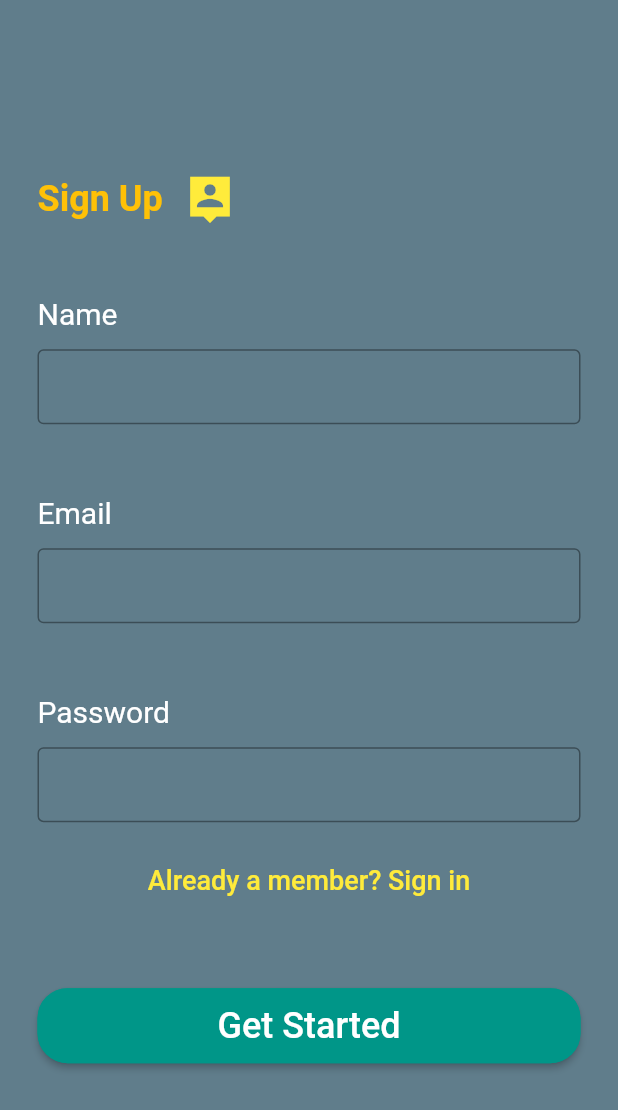
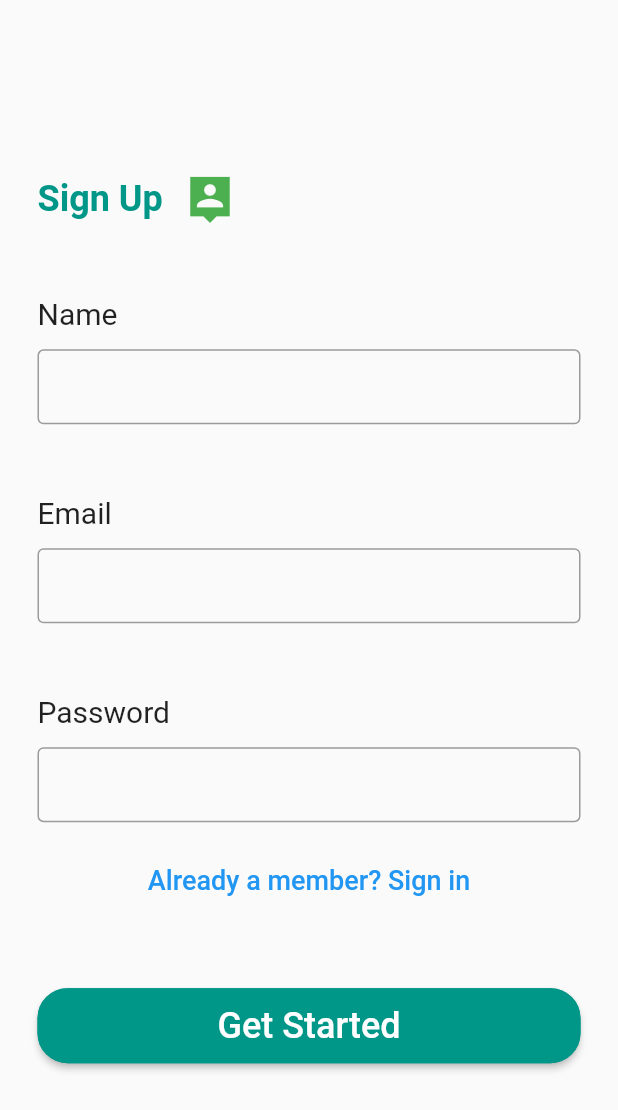
Before and after one commit to vishalsharma0657/Medicino, a Flutter app: the screen it shows after launch, on a phone screen of 412 x 824 dp. Shown: the top 1110 px of the screen. Run offline on Flutter 3.47's test engine with Material 2 defaults, Android fonts, the phone set to English and light mode, and no system bars.

Commit message:
Changed theme and color of app

```diff
--- a/lib/Authentication/input_field.dart
+++ b/lib/Authentication/input_field.dart
@@ -23,11 +23,13 @@ class InputField extends StatelessWidget {
           height: 50.0,
           child: TextFormField(
             obscureText: pswd == true,
-            style: const TextStyle(fontSize: 18, color: Colors.white),
+            style: const TextStyle(
+              fontSize: 18,
+            ),
             decoration: const InputDecoration(
               focusedBorder: OutlineInputBorder(
                 borderSide: BorderSide(
-                  color: Colors.yellow,
+                  color: Colors.blue,
                 ),
               ),
               border: OutlineInputBorder(
--- a/lib/Authentication/signup_page.dart
+++ b/lib/Authentication/signup_page.dart
@@ -22,7 +22,7 @@ class SignupPage extends StatelessWidget {
         // ),
         padding: const EdgeInsets.fromLTRB(25.0, 0.0, 25.0, 0),
         // color: const Color.fromRGBO(242, 242, 242, 1),
-        color: Colors.blueGrey,
+        // color: Colors.blueGrey,
         child: Column(
           mainAxisAlignment: MainAxisAlignment.spaceEvenly,
           children: [
@@ -37,7 +37,7 @@ class SignupPage extends StatelessWidget {
                 Text(
                   'Sign Up',
                   style: TextStyle(
-                      color: Colors.amber,
+                      color: Colors.teal,
                       fontSize: 24.0,
                       fontWeight: FontWeight.bold),
                 ),
@@ -47,7 +47,7 @@ class SignupPage extends StatelessWidget {
                 Icon(
                   Icons.person_pin_sharp,
                   size: 35.0,
-                  color: Colors.yellow,
+                  color: Colors.green,
                 ),
               ],
             ),
@@ -69,7 +69,7 @@ class SignupPage extends StatelessWidget {
                   },
                   child: const Text(
                     'Already a member? Sign in',
-                    style: TextStyle(fontSize: 18.0, color: Colors.yellow),
+                    style: TextStyle(fontSize: 18.0, color: Colors.blue),
                   ),
                 ),
               ],
--- a/lib/main.dart
+++ b/lib/main.dart
@@ -11,20 +11,20 @@ class MyApp extends StatelessWidget {
   // This widget is the root of your application.
   @override
   Widget build(BuildContext context) {
-    return MaterialApp(
+    return const MaterialApp(
       title: 'Medicino',
       // theme: ThemeData.dark(),
-      theme: ThemeData(
-        textTheme: const TextTheme(
-          bodyText1: TextStyle(),
-          bodyText2: TextStyle(),
-        ).apply(
-          bodyColor: Colors.white,
-          displayColor: Colors.red,
-        ),
-      ),
+      // theme: ThemeData(
+      //   textTheme: const TextTheme(
+      //     bodyText1: TextStyle(),
+      //     bodyText2: TextStyle(),
+      //   ).apply(
+      //     bodyColor: Colors.white,
+      //     displayColor: Colors.red,
+      //   ),
+      // ),
 
-      home: const MyHomePage(),
+      home: MyHomePage(),
     );
   }
 }
```
